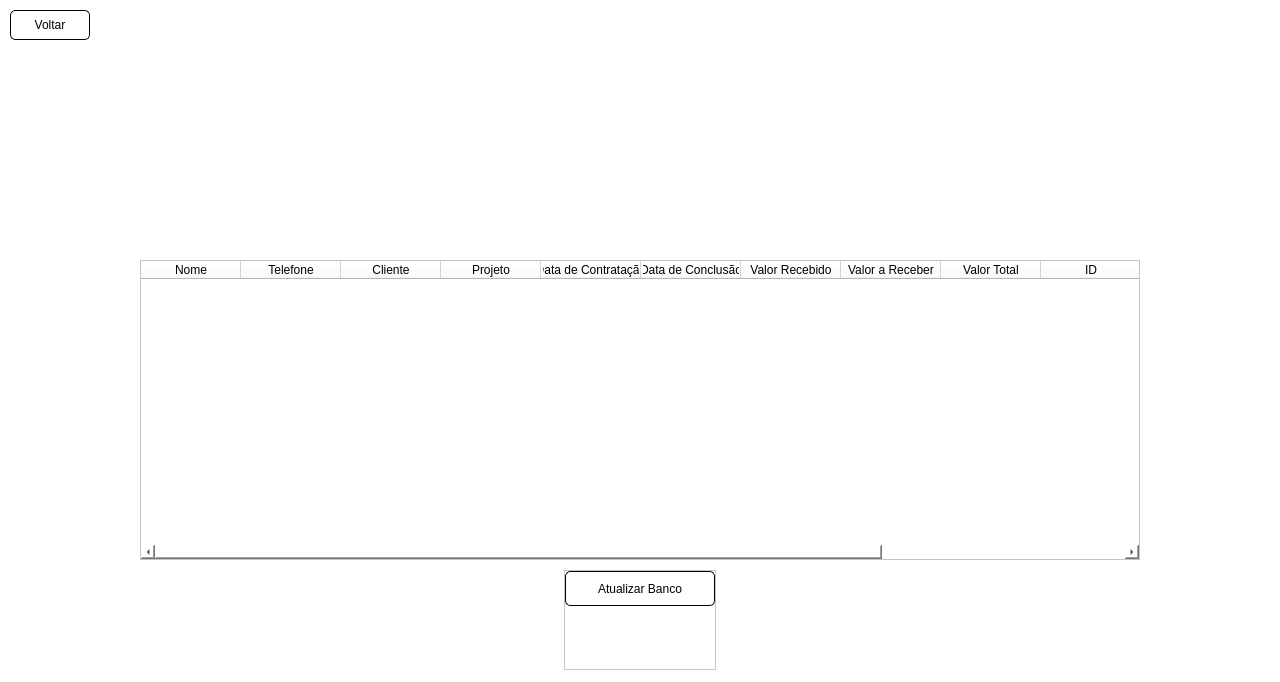
Before: the Qt Designer form screens/read_project.ui in devfabri/Arquitetura-Pereira, drawn with Qt 5.
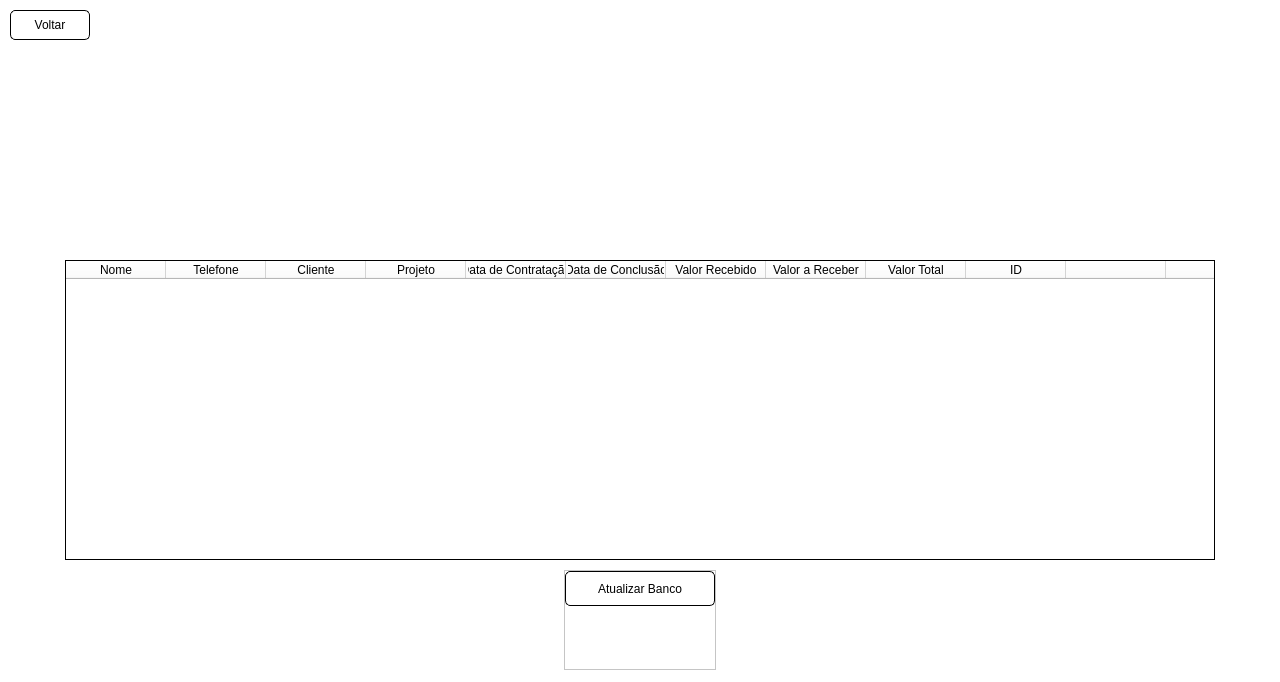
After: the same form once the commit is applied. Icons and pictures are not drawn.

Patch:
```diff
--- a/screens/read_project.ui
+++ b/screens/read_project.ui
@@ -116,6 +116,12 @@
     </item>
     <item alignment="Qt::AlignHCenter">
      <widget class="QTableWidget" name="tableWidget">
+      <property name="sizePolicy">
+       <sizepolicy hsizetype="Maximum" vsizetype="Expanding">
+        <horstretch>0</horstretch>
+        <verstretch>0</verstretch>
+       </sizepolicy>
+      </property>
       <property name="minimumSize">
        <size>
         <width>1000</width>
@@ -124,18 +130,24 @@
       </property>
       <property name="maximumSize">
        <size>
-        <width>1000</width>
+        <width>1150</width>
         <height>300</height>
        </size>
       </property>
+      <property name="frameShape">
+       <enum>QFrame::Box</enum>
+      </property>
+      <property name="frameShadow">
+       <enum>QFrame::Plain</enum>
+      </property>
       <property name="verticalScrollBarPolicy">
-       <enum>Qt::ScrollBarAlwaysOff</enum>
-      </property>
-      <property name="horizontalScrollBarPolicy">
        <enum>Qt::ScrollBarAsNeeded</enum>
       </property>
+      <property name="horizontalScrollBarPolicy">
+       <enum>Qt::ScrollBarAlwaysOff</enum>
+      </property>
       <property name="sizeAdjustPolicy">
-       <enum>QAbstractScrollArea::AdjustIgnored</enum>
+       <enum>QAbstractScrollArea::AdjustToContents</enum>
       </property>
       <property name="alternatingRowColors">
        <bool>true</bool>
@@ -155,6 +167,9 @@
       <attribute name="horizontalHeaderCascadingSectionResizes">
        <bool>false</bool>
       </attribute>
+      <attribute name="horizontalHeaderDefaultSectionSize">
+       <number>100</number>
+      </attribute>
       <attribute name="horizontalHeaderHighlightSections">
        <bool>true</bool>
       </attribute>
@@ -233,6 +248,11 @@
         <string/>
        </property>
       </column>
+      <column>
+       <property name="text">
+        <string/>
+       </property>
+      </column>
      </widget>
     </item>
     <item alignment="Qt::AlignHCenter|Qt::AlignTop">
```
